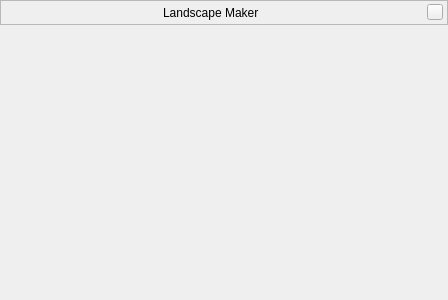
Qt form src/ui/LandscapeMakerConfigDialog.ui (gui-co/landscapeMaker) before a commit.
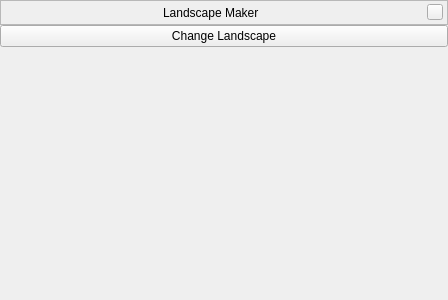
The same form after that commit. Custom widgets are drawn as their Qt base class.

Commit message: A button to change the displayed landscape

What changed in the file:
```diff
--- a/src/ui/LandscapeMakerConfigDialog.ui
+++ b/src/ui/LandscapeMakerConfigDialog.ui
@@ -132,6 +132,13 @@
      </layout>
     </widget>
    </item>
+   <item>
+    <widget class="QPushButton" name="changeLandscape">
+     <property name="text">
+      <string>Change Landscape</string>
+     </property>
+    </widget>
+   </item>
    <item>
     <spacer name="verticalSpacer">
      <property name="orientation">
```
The commit also changes 4 other files.
